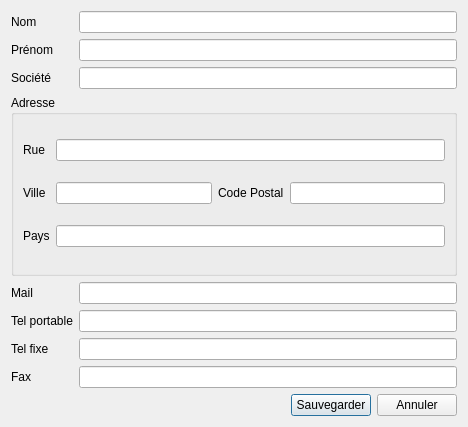
Old version of the form src/dialogs/dialogaddcustomer.ui in the repository FACT-Team/FactDev.
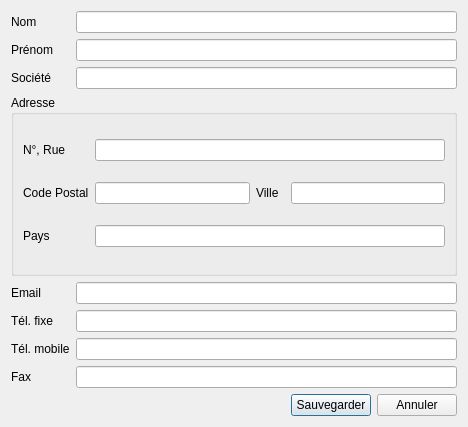
New version of the form. Icons and pictures are not drawn.

Commit message: Modify dialogaddcustomer.ui and userdatadialog.ui to have same form

Diff of the .ui file:
```diff
--- a/src/dialogs/dialogaddcustomer.ui
+++ b/src/dialogs/dialogaddcustomer.ui
@@ -14,6 +14,71 @@
    <string>Client</string>
   </property>
   <layout class="QGridLayout" name="gridLayout">
+   <item row="3" column="0" colspan="2">
+    <widget class="QGroupBox" name="groupBox">
+     <property name="title">
+      <string>Adresse</string>
+     </property>
+     <layout class="QGridLayout" name="gridLayout_2">
+      <item row="0" column="1" colspan="4">
+       <widget class="QLineEdit" name="leAddress">
+        <property name="toolTip">
+         <string>Adresse du client</string>
+        </property>
+       </widget>
+      </item>
+      <item row="1" column="2">
+       <widget class="QLabel" name="label_5">
+        <property name="text">
+         <string>Ville</string>
+        </property>
+       </widget>
+      </item>
+      <item row="1" column="4">
+       <widget class="QLineEdit" name="leCity">
+        <property name="toolTip">
+         <string>Ville</string>
+        </property>
+       </widget>
+      </item>
+      <item row="1" column="0">
+       <widget class="QLabel" name="label_6">
+        <property name="text">
+         <string>Code Postal</string>
+        </property>
+       </widget>
+      </item>
+      <item row="1" column="1">
+       <widget class="QLineEdit" name="lePostalCode">
+        <property name="toolTip">
+         <string>Code Postal</string>
+        </property>
+       </widget>
+      </item>
+      <item row="2" column="0">
+       <widget class="QLabel" name="label_11">
+        <property name="text">
+         <string>Pays</string>
+        </property>
+       </widget>
+      </item>
+      <item row="0" column="0">
+       <widget class="QLabel" name="label_4">
+        <property name="text">
+         <string>N°, Rue</string>
+        </property>
+       </widget>
+      </item>
+      <item row="2" column="1" colspan="4">
+       <widget class="QLineEdit" name="leCountry">
+        <property name="toolTip">
+         <string>Pays</string>
+        </property>
+       </widget>
+      </item>
+     </layout>
+    </widget>
+   </item>
    <item row="2" column="1">
     <widget class="QLineEdit" name="leCompany">
      <property name="toolTip">
@@ -24,14 +89,7 @@
    <item row="4" column="0">
     <widget class="QLabel" name="label_7">
      <property name="text">
-      <string>Mail</string>
-     </property>
-    </widget>
-   </item>
-   <item row="6" column="1">
-    <widget class="QLineEdit" name="lePhone">
-     <property name="toolTip">
-      <string>Numéro de téléphone fixe du client</string>
+      <string>Email</string>
      </property>
     </widget>
    </item>
@@ -49,113 +107,34 @@
      </property>
     </widget>
    </item>
-   <item row="5" column="1">
+   <item row="6" column="0">
+    <widget class="QLabel" name="label_8">
+     <property name="text">
+      <string>Tél. mobile</string>
+     </property>
+    </widget>
+   </item>
+   <item row="6" column="1">
     <widget class="QLineEdit" name="leMobilePhone">
      <property name="toolTip">
       <string>Numéro de téléphone portable du client</string>
      </property>
     </widget>
    </item>
-   <item row="5" column="0">
-    <widget class="QLabel" name="label_8">
-     <property name="text">
-      <string>Tel portable</string>
-     </property>
-    </widget>
-   </item>
-   <item row="7" column="1">
-    <widget class="QLineEdit" name="leFax">
-     <property name="toolTip">
-      <string>Numéro de fax du client</string>
-     </property>
-    </widget>
-   </item>
-   <item row="6" column="0">
-    <widget class="QLabel" name="label_9">
-     <property name="text">
-      <string>Tel fixe</string>
-     </property>
-    </widget>
-   </item>
-   <item row="7" column="0">
+   <item row="8" column="0">
     <widget class="QLabel" name="label_10">
      <property name="text">
       <string>Fax</string>
      </property>
     </widget>
    </item>
-   <item row="0" column="1">
-    <widget class="QLineEdit" name="leLastNameReferent">
+   <item row="8" column="1">
+    <widget class="QLineEdit" name="leFax">
      <property name="toolTip">
-      <string>Nom du client</string>
+      <string>Numéro de fax du client</string>
      </property>
     </widget>
    </item>
-   <item row="3" column="0" colspan="2">
-    <widget class="QGroupBox" name="groupBox">
-     <property name="title">
-      <string>Adresse</string>
-     </property>
-     <layout class="QGridLayout" name="gridLayout_2">
-      <item row="1" column="0">
-       <widget class="QLabel" name="label_5">
-        <property name="text">
-         <string>Ville</string>
-        </property>
-       </widget>
-      </item>
-      <item row="1" column="2">
-       <widget class="QLabel" name="label_6">
-        <property name="text">
-         <string>Code Postal</string>
-        </property>
-       </widget>
-      </item>
-      <item row="1" column="3">
-       <widget class="QLineEdit" name="lePostalCode">
-        <property name="toolTip">
-         <string>Code Postal</string>
-        </property>
-       </widget>
-      </item>
-      <item row="1" column="1">
-       <widget class="QLineEdit" name="leCity">
-        <property name="toolTip">
-         <string>Ville</string>
-        </property>
-       </widget>
-      </item>
-      <item row="0" column="0">
-       <widget class="QLabel" name="label_4">
-        <property name="text">
-         <string>Rue</string>
-        </property>
-       </widget>
-      </item>
-      <item row="0" column="1" colspan="3">
-       <widget class="QLineEdit" name="leAddress">
-        <property name="toolTip">
-         <string>Adresse du client</string>
-        </property>
-       </widget>
-      </item>
-      <item row="2" column="0">
-       <widget class="QLabel" name="label_11">
-        <property name="text">
-         <string>Pays</string>
-        </property>
-       </widget>
-      </item>
-      <item row="2" column="1" colspan="3">
-       <widget class="QLineEdit" name="leCountry">
-        <property name="toolTip">
-         <string>Pays</string>
-        </property>
-       </widget>
-      </item>
-     </layout>
-    </widget>
-   </item>
    <item row="0" column="0">
     <widget class="QLabel" name="label">
      <property name="text">
@@ -163,6 +142,13 @@
      </property>
     </widget>
    </item>
+   <item row="0" column="1">
+    <widget class="QLineEdit" name="leLastNameReferent">
+     <property name="toolTip">
+      <string>Nom du client</string>
+     </property>
+    </widget>
+   </item>
    <item row="1" column="1">
     <widget class="QLineEdit" name="leFirstNameReferent">
      <property name="toolTip">
@@ -177,7 +163,7 @@
      </property>
     </widget>
    </item>
-   <item row="8" column="0" colspan="2">
+   <item row="9" column="0" colspan="2">
     <layout class="QHBoxLayout" name="horizontalLayout">
      <item>
       <spacer name="horizontalSpacer">
@@ -216,6 +202,20 @@
      </item>
     </layout>
    </item>
+   <item row="5" column="0">
+    <widget class="QLabel" name="label_9">
+     <property name="text">
+      <string>Tél. fixe</string>
+     </property>
+    </widget>
+   </item>
+   <item row="5" column="1">
+    <widget class="QLineEdit" name="lePhone">
+     <property name="toolTip">
+      <string>Numéro de téléphone fixe du client</string>
+     </property>
+    </widget>
+   </item>
   </layout>
  </widget>
  <tabstops>
```
Left out of the diff: 5 changed lines with no effect on the pictures. The commit also changes 1 other file.
